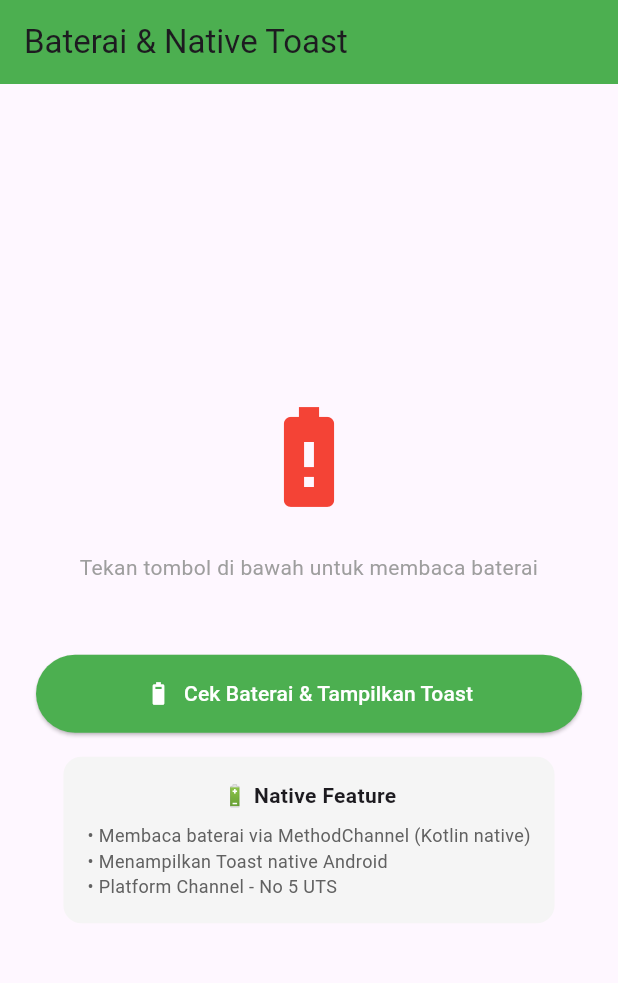
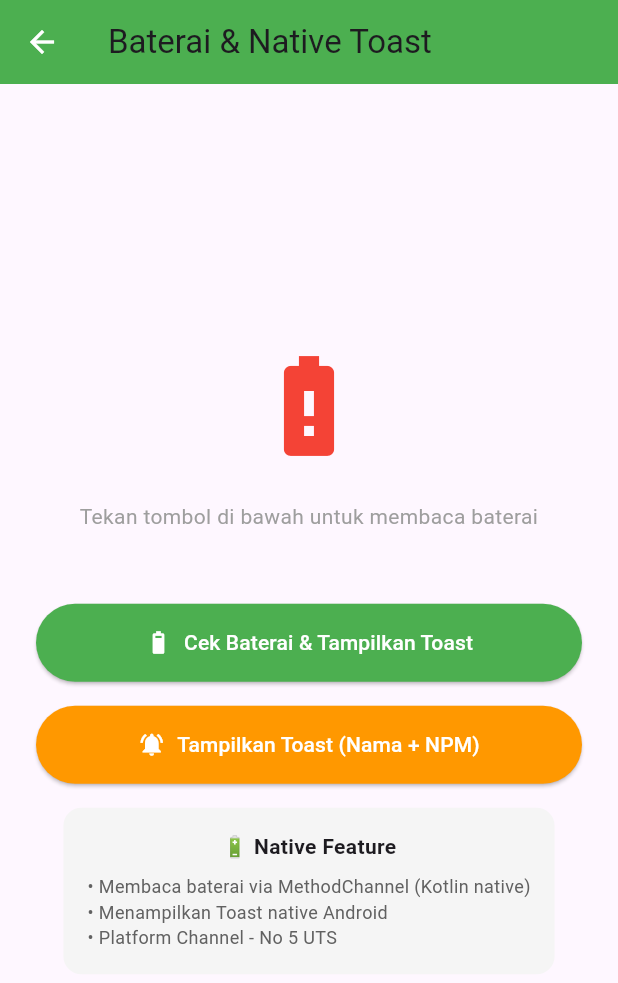
Before and after one commit to Linsariv/UTD_STORE_LINTANG-SARI, a Flutter app: the BatteryPage screen opened by its route, on a phone screen of 412 x 824 dp. Shown: the top 983 px of the screen. Run offline on Flutter 3.47's test engine with Material 3 defaults, Android fonts, the phone set to English and light mode, and no system bars; our stand-ins replace dio, flutter_bloc, get_it, go_router, isar, logger; accounts and stored records are empty; generated files the repository leaves out were written again; network calls fail.

Commit message:
feat: add native platform channel for battery level and toast

```diff
--- a/lib/features/battery/presentation/pages/battery_page.dart
+++ b/lib/features/battery/presentation/pages/battery_page.dart
@@ -20,28 +20,24 @@ class _BatteryPageState extends State<BatteryPage> {
     try {
       final battery = await BatteryService.getBatteryLevel();
 
-      // ✅ TAMBAHKAN mounted CHECK
       if (!mounted) return;
 
       setState(() {
         _batteryLevel = battery;
       });
 
-      // Tampilkan native toast
       if (battery != -1) {
         await BatteryService.showToast('Baterai tersisa $battery%');
       } else {
         await BatteryService.showToast('Gagal membaca baterai');
       }
     } catch (e) {
-      // ✅ TAMBAHKAN mounted CHECK
       if (!mounted) return;
 
       ScaffoldMessenger.of(context).showSnackBar(
         SnackBar(content: Text('Error: $e'), backgroundColor: Colors.red),
       );
     } finally {
-      // ✅ TAMBAHKAN mounted CHECK
       if (mounted) {
         setState(() {
           _isLoading = false;
@@ -50,12 +46,23 @@ class _BatteryPageState extends State<BatteryPage> {
     }
   }
 
+  void _showNameToast() {
+    // Ganti dengan Nama dan NPM Anda
+    BatteryService.showToast('Lintang - 2022001234');
+  }
+
   @override
   Widget build(BuildContext context) {
     return Scaffold(
       appBar: AppBar(
         title: const Text('Baterai & Native Toast'),
         backgroundColor: Colors.green,
+        leading: IconButton(  // 👈 TAMBAHKAN INI
+          icon: const Icon(Icons.arrow_back, color: Colors.white),
+          onPressed: () {
+            Navigator.pop(context);  // Kembali ke HomePage
+          },
+        ),
       ),
       body: Center(
         child: Padding(
@@ -110,13 +117,28 @@ class _BatteryPageState extends State<BatteryPage> {
 
               const SizedBox(height: 48),
 
-              // Tombol cek baterai
+              // Tombol 1: Cek Baterai
               ElevatedButton.icon(
                 onPressed: _isLoading ? null : _checkBattery,
                 icon: const Icon(Icons.battery_6_bar),
                 label: const Text('Cek Baterai & Tampilkan Toast'),
                 style: ElevatedButton.styleFrom(
                   backgroundColor: Colors.green,
+                  foregroundColor: Colors.white,
+                  padding: const EdgeInsets.symmetric(horizontal: 32, vertical: 16),
+                  minimumSize: const Size(double.infinity, 50),
+                ),
+              ),
+
+              const SizedBox(height: 16),
+
+              // Tombol 2: Toast Nama + NPM
+              ElevatedButton.icon(
+                onPressed: _showNameToast,
+                icon: const Icon(Icons.notifications_active),
+                label: const Text('Tampilkan Toast (Nama + NPM)'),
+                style: ElevatedButton.styleFrom(
+                  backgroundColor: Colors.orange,
                   foregroundColor: Colors.white,
                   padding: const EdgeInsets.symmetric(horizontal: 32, vertical: 16),
                   minimumSize: const Size(double.infinity, 50),
```
Also changed, not shown: lib/features/crypto/presentation/pages/crypto_page.dart (+6 -1 lines).
